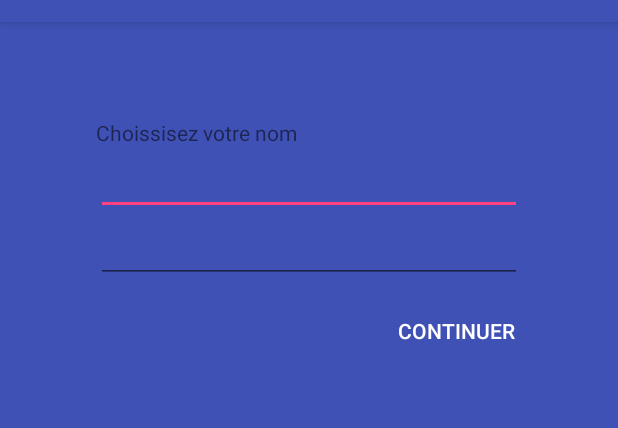
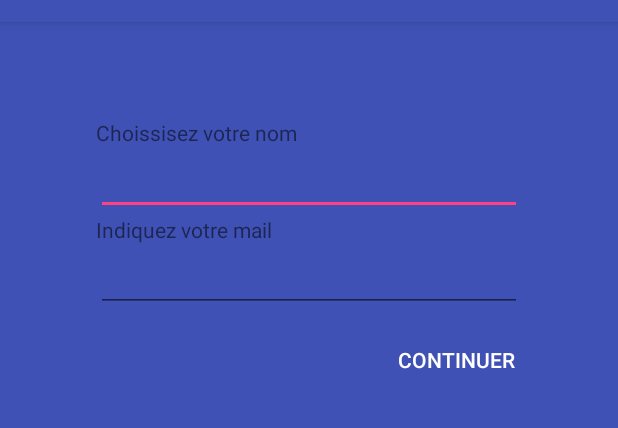
Before and after one commit to RumblingBee/TP_Android, an Android app: the screen it shows after launch (NamePickerActivity), on a phone screen of 412 x 824 dp, the part 62-490 px from its top. Run offline under Robolectric (Android 15) with nearby library versions, the phone set to English and light mode, and no system bars; our stand-ins replace Firebase (no records; nobody signed in at launch, a user with empty details on screens opened directly); libraries missing offline, so code that uses them is left out: com.github.curioustechizen.ago; pictures from the network do not load.

```diff
--- a/app/src/main/res/layout/activity_namepicker.xml
+++ b/app/src/main/res/layout/activity_namepicker.xml
@@ -27,6 +27,10 @@
             android:layout_height="wrap_content"
             android:inputType="textPersonName"
             android:textColor="@android:color/white"/>
+        <TextView
+            android:layout_width="wrap_content"
+            android:layout_height="wrap_content"
+            android:text="@string/mail_picker"/>
 
         <EditText
             android:id="@+id/emailEditText"
--- a/app/src/main/res/values/strings.xml
+++ b/app/src/main/res/values/strings.xml
@@ -1,6 +1,7 @@
 <resources>
     <string name="app_name">Firebase Chat</string>
     <string name="name_picker">Choissisez votre nom</string>
+    <string name="mail_picker">Indiquez votre mail</string>
     <string-array name="message_menu" Message ="false">
         <item>Delete</item>
         <item>Bwahaha</item>
```
Also changed, not shown: 5 other files.
